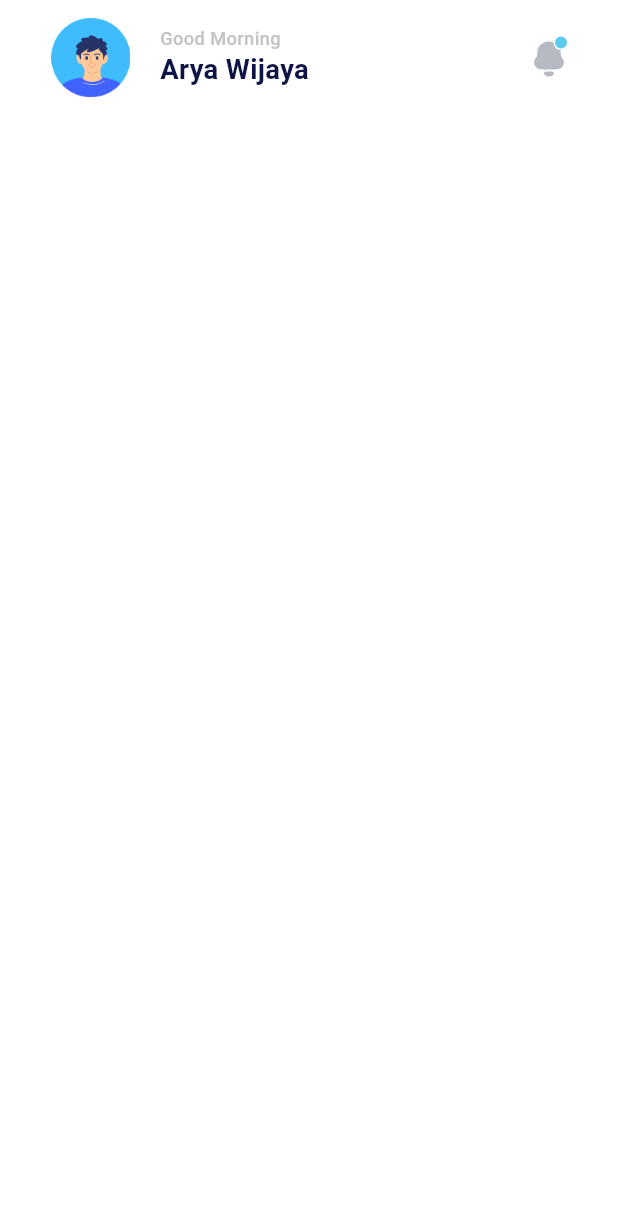
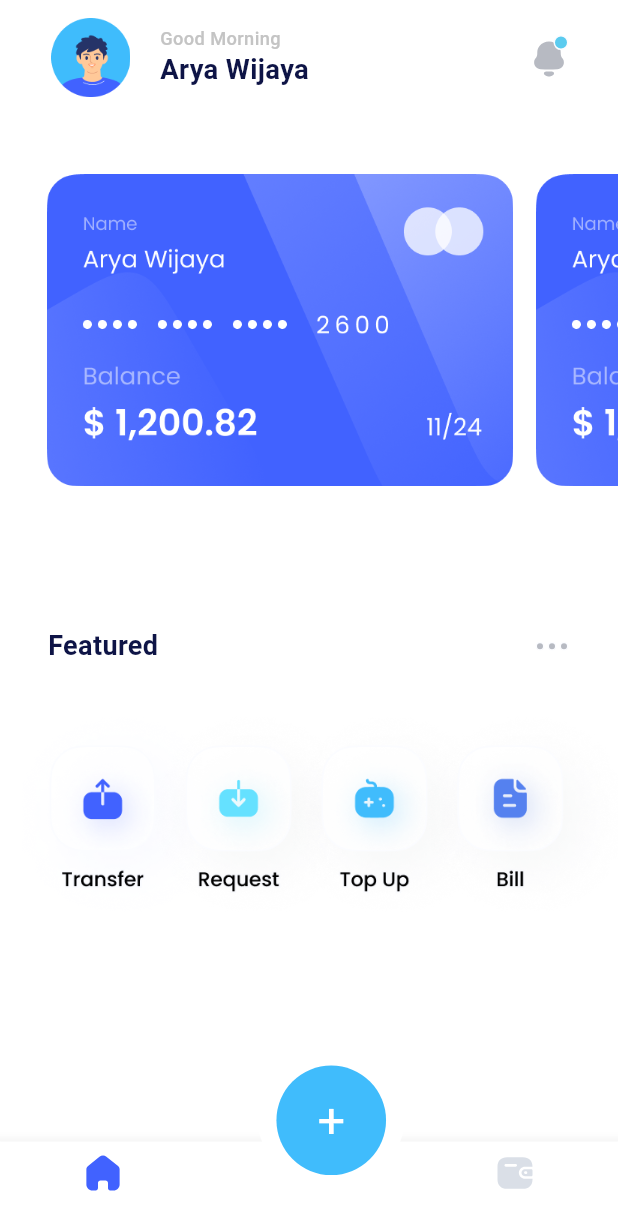
Before and after one commit to solihdev/last_exam, a Flutter app: the screen it shows after launch, on a phone screen of 412 x 824 dp. Shown: the top 1230 px of the screen. Run offline on Flutter 3.47's test engine with Material 2 defaults, Android fonts, the phone set to English and light mode, and no system bars; our stand-ins replace adaptive_theme, cloud_firestore, firebase_core, flutter_screenutil, flutter_svg, fluttertoast and 1 more; accounts and stored records are empty.

Commit message:
some changes done

```diff
--- a/lib/app/app.dart
+++ b/lib/app/app.dart
@@ -32,9 +32,9 @@ class MyApp extends StatelessWidget {
           theme: light,
           darkTheme: dark,
           debugShowCheckedModeBanner: false,
-          // onGenerateRoute: AppRoutes.generateRote,
-          // initialRoute: RouteName.splash,
-          home: const HomePage(),
+          onGenerateRoute: AppRoutes.generateRote,
+          initialRoute: RouteName.splash,
+          // home: const HomePage(),
         ),
       ),
     );
--- a/lib/ui/tab_box/tab_box.dart
+++ b/lib/ui/tab_box/tab_box.dart
@@ -1,6 +1,6 @@
 import 'package:flutter/material.dart';
-import 'package:flutter_screenutil/flutter_screenutil.dart';
 import 'package:flutter_svg/flutter_svg.dart';
+import 'package:last_exam/ui/tab_box/tabs/home/home_page.dart';
 import 'package:last_exam/ui/tab_box/widgets/float_button.dart';
 import 'package:last_exam/utils/constants/colors.dart';
 import 'package:last_exam/utils/constants/image.dart';
@@ -17,8 +17,8 @@ class _TabBoxState extends State<TabBox> {
 
   @override
   Widget build(BuildContext context) {
-    List pages = [
-      Scaffold(),
+    List pages = const [
+      HomePage(),
       Scaffold(),
       Scaffold(),
     ];
--- a/lib/ui/tab_box/tabs/home/home_page.dart
+++ b/lib/ui/tab_box/tabs/home/home_page.dart
@@ -1,5 +1,8 @@
 import 'package:flutter/material.dart';
+import 'package:flutter_screenutil/flutter_screenutil.dart';
 import 'package:last_exam/ui/tab_box/tabs/home/widgets/appbar.dart';
+import 'package:last_exam/utils/constants/image.dart';
+import 'widgets/additon_widget.dart';
 
 class HomePage extends StatelessWidget {
   const HomePage({Key? key}) : super(key: key);
@@ -9,8 +12,37 @@ class HomePage extends StatelessWidget {
     return SafeArea(
       child: Scaffold(
         body: Column(
-          children:const [
-             CustomAppbar(),
+          crossAxisAlignment: CrossAxisAlignment.start,
+          children: [
+            const CustomAppbar(),
+            SingleChildScrollView(
+              scrollDirection: Axis.vertical,
+              physics: const BouncingScrollPhysics(),
+              child: Column(
+                children: [
+                  SizedBox(
+                    height: 311,
+                    child: ListView.builder(
+                      padding: const EdgeInsets.only(left: 16, right: 24).r,
+                      scrollDirection: Axis.horizontal,
+                      physics: const BouncingScrollPhysics(),
+                      itemCount: 4,
+                      itemBuilder: (BuildContext context, int index) {
+                        return Padding(
+                          padding: const EdgeInsets.only(left: 15),
+                          child: Image.asset(
+                            AppImages.card,
+                            width: 311,
+                            height: 208,
+                          ),
+                        );
+                      },
+                    ),
+                  ),
+                  const AdditionWidget(),
+                ],
+              ),
+            ),
           ],
         ),
       ),
--- /dev/null
+++ b/lib/ui/tab_box/tabs/home/widgets/additon_widget.dart
@@ -0,0 +1,37 @@
+import 'package:flutter/cupertino.dart';
+import 'package:flutter_svg/flutter_svg.dart';
+import 'package:last_exam/utils/constants/colors.dart';
+import 'package:last_exam/utils/constants/image.dart';
+
+class AdditionWidget extends StatelessWidget {
+  const AdditionWidget({Key? key}) : super(key: key);
+
+  @override
+  Widget build(BuildContext context) {
+    return Column(
+      children: [
+        const SizedBox(
+          height: 42,
+        ),
+        Padding(
+          padding: const EdgeInsets.only(left: 32, right: 32),
+          child: Row(children: [
+            const Text(
+              "Featured",
+              style: TextStyle(
+                  fontSize: 18,
+                  fontWeight: FontWeight.w600,
+                  color: AppColors.C_0E1446),
+            ),
+            const Expanded(child: SizedBox()),
+            SvgPicture.asset(AppImages.moreIcon),
+          ]),
+        ),
+        const SizedBox(
+          height: 20,
+        ),
+        Image.asset(AppImages.deeds),
+      ],
+    );
+  }
+}
--- a/lib/utils/constants/image.dart
+++ b/lib/utils/constants/image.dart
@@ -2,6 +2,8 @@ class AppImages {
   //images
   static const splash = 'assets/images/im_splash.png';
   static const person='assets/images/im_person.png';
+  static const card='assets/images/card.png';
+  static const deeds='assets/images/deeds.png';
 
   //icons
   static const homeIcon = 'assets/icons/home.svg';
@@ -9,4 +11,5 @@ class AppImages {
   static const walletIcon = 'assets/icons/wallet.svg';
   static const walletActiveIcon = 'assets/icons/wallet_active.svg';
   static const notificationIcon = 'assets/icons/notification.svg';
+  static const moreIcon = 'assets/icons/more.svg';
 }
```
Also changed, not shown: assets/icons/more.svg (added), assets/images/card.png (added), assets/images/deeds.png (added).
